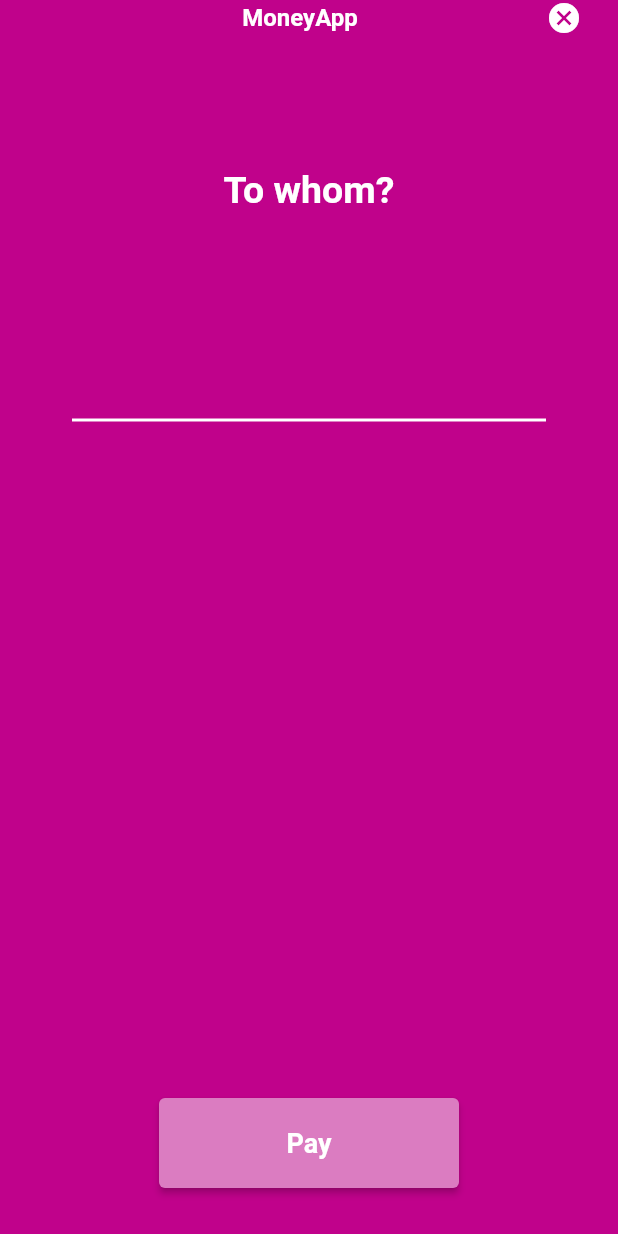
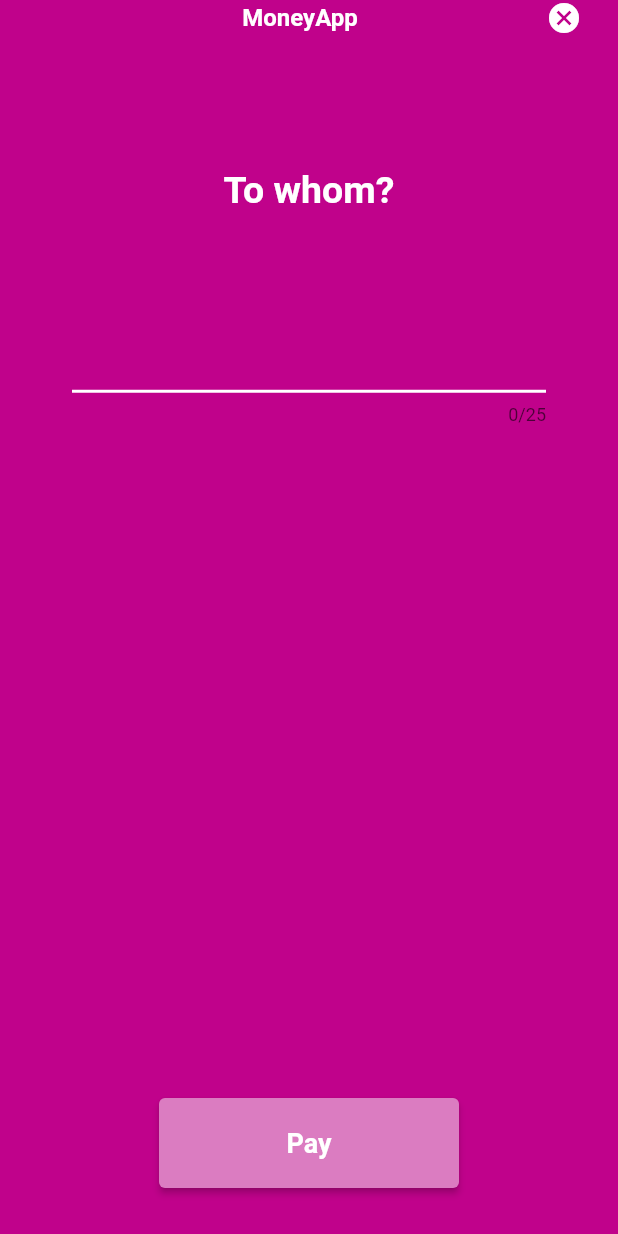
Before and after one commit to yura2000/money_app, a Flutter app: the ToWhomPage screen opened directly, on a phone screen of 412 x 824 dp. Run offline on Flutter 3.47's test engine with Material 2 defaults, Android fonts, the phone set to English and light mode, and no system bars.

Commit message:
TextField maxLength changed

```diff
--- a/lib/constants/colors.dart
+++ b/lib/constants/colors.dart
@@ -3,9 +3,11 @@ import 'package:flutter/material.dart';
 class AppColors {
   const AppColors._();
 
-  static const Color background = Color(0xffC0028B);
+  static const Color purple = Color(0xffC0028B);
 
   static const Color white = Color(0xFFFFFFFF);
 
+  static const Color grey = Color(0xffE5E5E5);
+
   static const Color buttonColor = Color(0xffDB7CC1);
 }
--- a/lib/presentation/to_whom.dart
+++ b/lib/presentation/to_whom.dart
@@ -22,14 +22,14 @@ class _ToWhomPageState extends State<ToWhomPage> {
   @override
   Widget build(BuildContext context) {
     return Scaffold(
-      backgroundColor: AppColors.background,
+      backgroundColor: AppColors.purple,
       body: Padding(
         padding: EdgeInsets.only(
           top: MediaQuery.of(context).padding.top,
           bottom: doubleLightSpace * 2,
         ),
-        child: Center(
         child: Column(
+          crossAxisAlignment: CrossAxisAlignment.center,
           children: [
             Padding(
               padding: const EdgeInsets.only(right: largeSpace),
@@ -77,6 +77,7 @@ class _ToWhomPageState extends State<ToWhomPage> {
               child: SizedBox(
                 height: doubleMediumSpace * 2,
                 child: TextField(
+                  maxLength: 25,
                   controller: myController,
                   textAlign: TextAlign.center,
                   cursorColor: AppColors.white,
@@ -115,7 +116,6 @@ class _ToWhomPageState extends State<ToWhomPage> {
           ],
         ),
       ),
-      ),
     );
   }
 }
```
Lines whose indentation alone changed are shown as unchanged.
